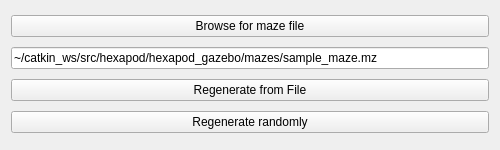
Before: the Qt Designer form src/hexapod/hexapod_gazebo/gui_plugin/regenerate_widget.ui in kerf727/catkin_ws, drawn with Qt 5.
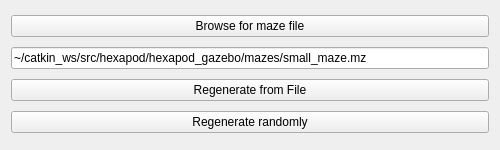
After: the same form once the commit is applied.

Commit message: Made small_maze.mz the default file in the widget GUI

What changed in the file:
```diff
--- a/src/hexapod/hexapod_gazebo/gui_plugin/regenerate_widget.ui
+++ b/src/hexapod/hexapod_gazebo/gui_plugin/regenerate_widget.ui
@@ -24,7 +24,7 @@
    <item>
     <widget class="QLineEdit" name="filename_edit">
      <property name="text">
-      <string>~/catkin_ws/src/hexapod/hexapod_gazebo/mazes/sample_maze.mz</string>
+      <string>~/catkin_ws/src/hexapod/hexapod_gazebo/mazes/small_maze.mz</string>
      </property>
     </widget>
    </item>
```
